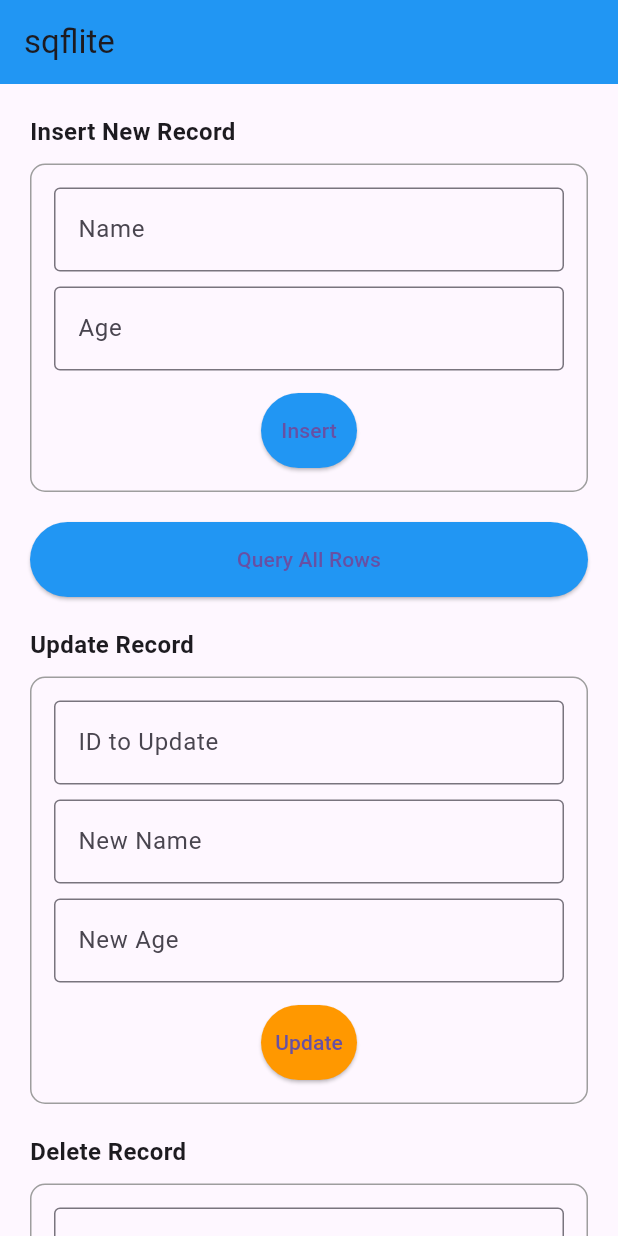
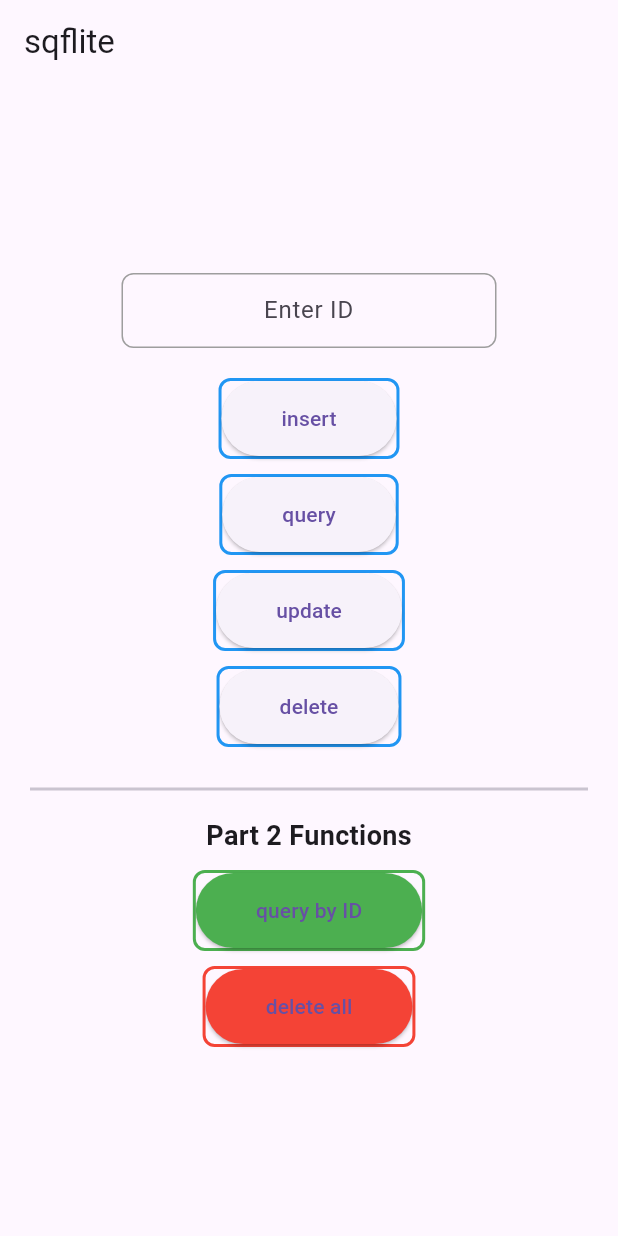
Before and after one commit to AryanSahu2805/Database_Helper, a Flutter app: the screen it shows after launch, on a phone screen of 412 x 824 dp. Run offline on Flutter 3.47's test engine with Material 3 defaults, Android fonts, the phone set to English and light mode, and no system bars; our stand-ins replace sqflite; accounts and stored records are empty.

Commit message:
final text field

```diff
--- a/lib/main.dart
+++ b/lib/main.dart
@@ -35,25 +35,11 @@ class MyHomePage extends StatefulWidget {
 }
 
 class _MyHomePageState extends State<MyHomePage> {
-  final TextEditingController _nameController = TextEditingController();
-  final TextEditingController _ageController = TextEditingController();
   final TextEditingController _idController = TextEditingController();
-  final TextEditingController _updateIdController = TextEditingController();
-  final TextEditingController _updateNameController = TextEditingController();
-  final TextEditingController _updateAgeController = TextEditingController();
-  final TextEditingController _deleteIdController = TextEditingController();
-  final TextEditingController _queryIdController = TextEditingController();
 
   @override
   void dispose() {
-    _nameController.dispose();
-    _ageController.dispose();
     _idController.dispose();
-    _updateIdController.dispose();
-    _updateNameController.dispose();
-    _updateAgeController.dispose();
-    _deleteIdController.dispose();
-    _queryIdController.dispose();
     super.dispose();
   }
 
@@ -63,212 +49,141 @@ class _MyHomePageState extends State<MyHomePage> {
     return Scaffold(
       appBar: AppBar(
         title: const Text('sqflite'),
-        backgroundColor: Colors.blue,
       ),
-      body: SingleChildScrollView(
-        child: Padding(
-          padding: const EdgeInsets.all(20.0),
+      body: Center(
+        child: Container(
+          padding: const EdgeInsets.all(20),
           child: Column(
-            crossAxisAlignment: CrossAxisAlignment.stretch,
+            mainAxisAlignment: MainAxisAlignment.center,
             children: <Widget>[
-              // Insert Section
-              const Text(
-                'Insert New Record',
-                style: TextStyle(fontSize: 16, fontWeight: FontWeight.bold),
-              ),
-              const SizedBox(height: 10),
+              // Text field for ID input
               Container(
-                padding: const EdgeInsets.all(15),
+                width: 250,
+                padding: const EdgeInsets.symmetric(horizontal: 10),
                 decoration: BoxDecoration(
                   border: Border.all(color: Colors.grey, width: 1),
-                  borderRadius: BorderRadius.circular(10),
+                  borderRadius: BorderRadius.circular(8),
                 ),
-                child: Column(
-                  children: [
-                    TextField(
-                      controller: _nameController,
+                child: TextField(
+                  controller: _idController,
+                  keyboardType: TextInputType.number,
                   decoration: const InputDecoration(
-                        labelText: 'Name',
-                        border: OutlineInputBorder(),
+                    hintText: 'Enter ID',
+                    border: InputBorder.none,
+                  ),
+                  textAlign: TextAlign.center,
+                ),
+              ),
+              const SizedBox(height: 20),
+
+              // Insert button
+              Container(
+                decoration: BoxDecoration(
+                  border: Border.all(color: Colors.blue, width: 2),
+                  borderRadius: BorderRadius.circular(8),
+                ),
+                child: ElevatedButton(
+                  onPressed: _insert,
+                  style: ElevatedButton.styleFrom(
+                    padding: const EdgeInsets.symmetric(
+                        horizontal: 40, vertical: 15),
+                  ),
+                  child: const Text('insert'),
                 ),
               ),
               const SizedBox(height: 10),
-                    TextField(
-                      controller: _ageController,
-                      keyboardType: TextInputType.number,
-                      decoration: const InputDecoration(
-                        labelText: 'Age',
-                        border: OutlineInputBorder(),
+
+              // Query button
+              Container(
+                decoration: BoxDecoration(
+                  border: Border.all(color: Colors.blue, width: 2),
+                  borderRadius: BorderRadius.circular(8),
                 ),
-                    ),
-                    const SizedBox(height: 15),
-                    ElevatedButton(
-                      onPressed: _insert,
-                      style: ElevatedButton.styleFrom(
-                        backgroundColor: Colors.blue,
-                        padding: const EdgeInsets.symmetric(vertical: 15),
-                      ),
-                      child: const Text('Insert'),
-                    ),
-                  ],
-                ),
-              ),
-
-              const SizedBox(height: 20),
-
-              // Query All Button
-              ElevatedButton(
+                child: ElevatedButton(
                   onPressed: _query,
                   style: ElevatedButton.styleFrom(
-                  backgroundColor: Colors.blue,
-                  padding: const EdgeInsets.symmetric(vertical: 15),
+                    padding: const EdgeInsets.symmetric(
+                        horizontal: 40, vertical: 15),
                   ),
-                child: const Text('Query All Rows'),
-              ),
-
-              const SizedBox(height: 20),
-
-              // Update Section
-              const Text(
-                'Update Record',
-                style: TextStyle(fontSize: 16, fontWeight: FontWeight.bold),
-              ),
-              const SizedBox(height: 10),
-              Container(
-                padding: const EdgeInsets.all(15),
-                decoration: BoxDecoration(
-                  border: Border.all(color: Colors.grey, width: 1),
-                  borderRadius: BorderRadius.circular(10),
-                ),
-                child: Column(
-                  children: [
-                    TextField(
-                      controller: _updateIdController,
-                      keyboardType: TextInputType.number,
-                      decoration: const InputDecoration(
-                        labelText: 'ID to Update',
-                        border: OutlineInputBorder(),
+                  child: const Text('query'),
                 ),
               ),
               const SizedBox(height: 10),
-                    TextField(
-                      controller: _updateNameController,
-                      decoration: const InputDecoration(
-                        labelText: 'New Name',
-                        border: OutlineInputBorder(),
+
+              // Update button
+              Container(
+                decoration: BoxDecoration(
+                  border: Border.all(color: Colors.blue, width: 2),
+                  borderRadius: BorderRadius.circular(8),
+                ),
+                child: ElevatedButton(
+                  onPressed: _update,
+                  style: ElevatedButton.styleFrom(
+                    padding: const EdgeInsets.symmetric(
+                        horizontal: 40, vertical: 15),
+                  ),
+                  child: const Text('update'),
                 ),
               ),
               const SizedBox(height: 10),
-                    TextField(
-                      controller: _updateAgeController,
-                      keyboardType: TextInputType.number,
-                      decoration: const InputDecoration(
-                        labelText: 'New Age',
-                        border: OutlineInputBorder(),
+
+              // Delete button
+              Container(
+                decoration: BoxDecoration(
+                  border: Border.all(color: Colors.blue, width: 2),
+                  borderRadius: BorderRadius.circular(8),
+                ),
+                child: ElevatedButton(
+                  onPressed: _delete,
+                  style: ElevatedButton.styleFrom(
+                    padding: const EdgeInsets.symmetric(
+                        horizontal: 40, vertical: 15),
+                  ),
+                  child: const Text('delete'),
                 ),
               ),
-                    const SizedBox(height: 15),
-                    ElevatedButton(
-                      onPressed: _update,
-                      style: ElevatedButton.styleFrom(
-                        backgroundColor: Colors.orange,
-                        padding: const EdgeInsets.symmetric(vertical: 15),
-                      ),
-                      child: const Text('Update'),
-                    ),
-                  ],
-                ),
-              ),
-
-              const SizedBox(height: 20),
-
-              // Delete Section
-              const Text(
-                'Delete Record',
-                style: TextStyle(fontSize: 16, fontWeight: FontWeight.bold),
-              ),
-              const SizedBox(height: 10),
-              Container(
-                padding: const EdgeInsets.all(15),
-                decoration: BoxDecoration(
-                  border: Border.all(color: Colors.grey, width: 1),
-                  borderRadius: BorderRadius.circular(10),
-                ),
-                child: Column(
-                  children: [
-                    TextField(
-                      controller: _deleteIdController,
-                      keyboardType: TextInputType.number,
-                      decoration: const InputDecoration(
-                        labelText: 'ID to Delete',
-                        border: OutlineInputBorder(),
-                      ),
-                    ),
-                    const SizedBox(height: 15),
-                    ElevatedButton(
-                      onPressed: _delete,
-                      style: ElevatedButton.styleFrom(
-                        backgroundColor: Colors.red,
-                        padding: const EdgeInsets.symmetric(vertical: 15),
-                      ),
-                      child: const Text('Delete'),
-                    ),
-                  ],
-                ),
-              ),
-
               const SizedBox(height: 20),
               const Divider(thickness: 2),
               const SizedBox(height: 10),
-
-              // Part 2 Functions
               const Text(
                 'Part 2 Functions',
                 style: TextStyle(fontSize: 18, fontWeight: FontWeight.bold),
-                textAlign: TextAlign.center,
               ),
-              const SizedBox(height: 15),
+              const SizedBox(height: 10),
 
-              // Query by ID Section
+              // Query by ID button
               Container(
-                padding: const EdgeInsets.all(15),
                 decoration: BoxDecoration(
                   border: Border.all(color: Colors.green, width: 2),
-                  borderRadius: BorderRadius.circular(10),
+                  borderRadius: BorderRadius.circular(8),
                 ),
-                child: Column(
-                  children: [
-                    TextField(
-                      controller: _queryIdController,
-                      keyboardType: TextInputType.number,
-                      decoration: const InputDecoration(
-                        labelText: 'ID to Query',
-                        border: OutlineInputBorder(),
-                      ),
-                    ),
-                    const SizedBox(height: 15),
-                    ElevatedButton(
+                child: ElevatedButton(
                   onPressed: _queryById,
                   style: ElevatedButton.styleFrom(
                     backgroundColor: Colors.green,
-                        padding: const EdgeInsets.symmetric(vertical: 15),
+                    padding: const EdgeInsets.symmetric(
+                        horizontal: 40, vertical: 15),
                   ),
-                      child: const Text('Query by ID'),
-                    ),
-                  ],
+                  child: const Text('query by ID'),
                 ),
               ),
+              const SizedBox(height: 10),
 
-              const SizedBox(height: 15),
-
-              // Delete All Button
-              ElevatedButton(
+              // Delete All button
+              Container(
+                decoration: BoxDecoration(
+                  border: Border.all(color: Colors.red, width: 2),
+                  borderRadius: BorderRadius.circular(8),
+                ),
+                child: ElevatedButton(
                   onPressed: _deleteAll,
                   style: ElevatedButton.styleFrom(
-                  backgroundColor: Colors.red[700],
-                  padding: const EdgeInsets.symmetric(vertical: 15),
+                    backgroundColor: Colors.red,
+                    padding: const EdgeInsets.symmetric(
+                        horizontal: 40, vertical: 15),
                   ),
-                child: const Text('Delete All Records'),
+                  child: const Text('delete all'),
+                ),
               ),
             ],
           ),
@@ -280,22 +195,13 @@ class _MyHomePageState extends State<MyHomePage> {
   // Button onPressed methods
 
   void _insert() async {
-    if (_nameController.text.isEmpty || _ageController.text.isEmpty) {
-      debugPrint('Error: Name and Age fields cannot be empty');
-      return;
-    }
-
     // row to insert
     Map<String, dynamic> row = {
-      DatabaseHelper.columnName: _nameController.text,
-      DatabaseHelper.columnAge: int.parse(_ageController.text)
+      DatabaseHelper.columnName: 'Bob',
+      DatabaseHelper.columnAge: 23
     };
     final id = await dbHelper.insert(row);
     debugPrint('inserted row id: $id');
-
-    // Clear the text fields after insert
-    _nameController.clear();
-    _ageController.clear();
   }
 
   void _query() async {
@@ -307,60 +213,47 @@ class _MyHomePageState extends State<MyHomePage> {
   }
 
   void _update() async {
-    if (_updateIdController.text.isEmpty ||
-        _updateNameController.text.isEmpty ||
-        _updateAgeController.text.isEmpty) {
-      debugPrint('Error: All update fields must be filled');
+    if (_idController.text.isEmpty) {
+      debugPrint('Please enter an ID');
       return;
     }
 
     // row to update
     Map<String, dynamic> row = {
-      DatabaseHelper.columnId: int.parse(_updateIdController.text),
-      DatabaseHelper.columnName: _updateNameController.text,
-      DatabaseHelper.columnAge: int.parse(_updateAgeController.text)
+      DatabaseHelper.columnId: int.parse(_idController.text),
+      DatabaseHelper.columnName: 'Mary',
+      DatabaseHelper.columnAge: 32
     };
     final rowsAffected = await dbHelper.update(row);
     debugPrint('updated $rowsAffected row(s)');
-
-    // Clear the text fields after update
-    _updateIdController.clear();
-    _updateNameController.clear();
-    _updateAgeController.clear();
   }
 
   void _delete() async {
-    if (_deleteIdController.text.isEmpty) {
-      debugPrint('Error: ID field cannot be empty');
+    if (_idController.text.isEmpty) {
+      debugPrint('Please enter an ID');
       return;
     }
 
-    final id = int.parse(_deleteIdController.text);
+    final id = int.parse(_idController.text);
     final rowsDeleted = await dbHelper.delete(id);
     debugPrint('deleted $rowsDeleted row(s): row $id');
-
-    // Clear the text field after delete
-    _deleteIdController.clear();
   }
 
   // Part 2 Functions
 
   void _queryById() async {
-    if (_queryIdController.text.isEmpty) {
-      debugPrint('Error: ID field cannot be empty');
+    if (_idController.text.isEmpty) {
+      debugPrint('Please enter an ID');
       return;
     }
 
-    final id = int.parse(_queryIdController.text);
+    final id = int.parse(_idController.text);
     final row = await dbHelper.queryById(id);
     if (row != null) {
       debugPrint('query by ID ($id): $row');
     } else {
       debugPrint('No row found with ID $id');
     }
-
-    // Clear the text field after query
-    _queryIdController.clear();
   }
 
   void _deleteAll() async {
```
Lines whose indentation alone changed are shown as unchanged.
